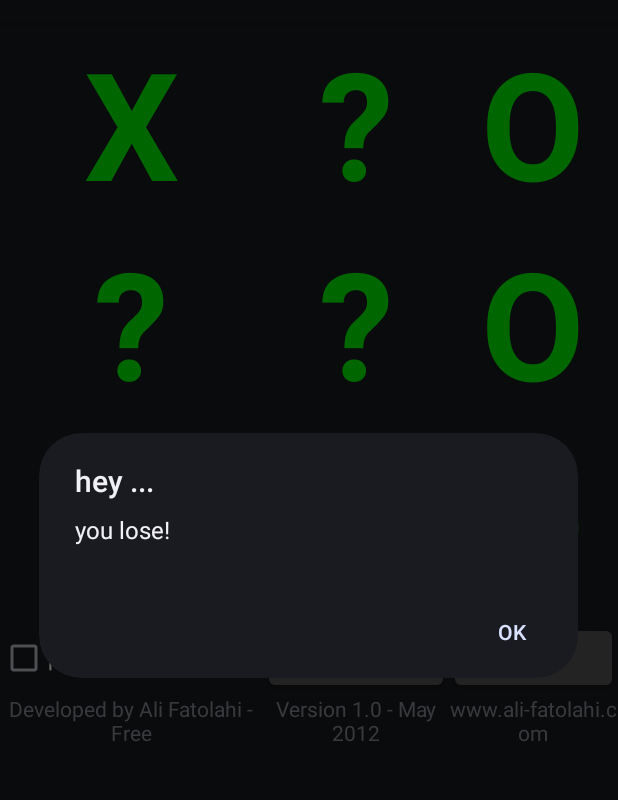
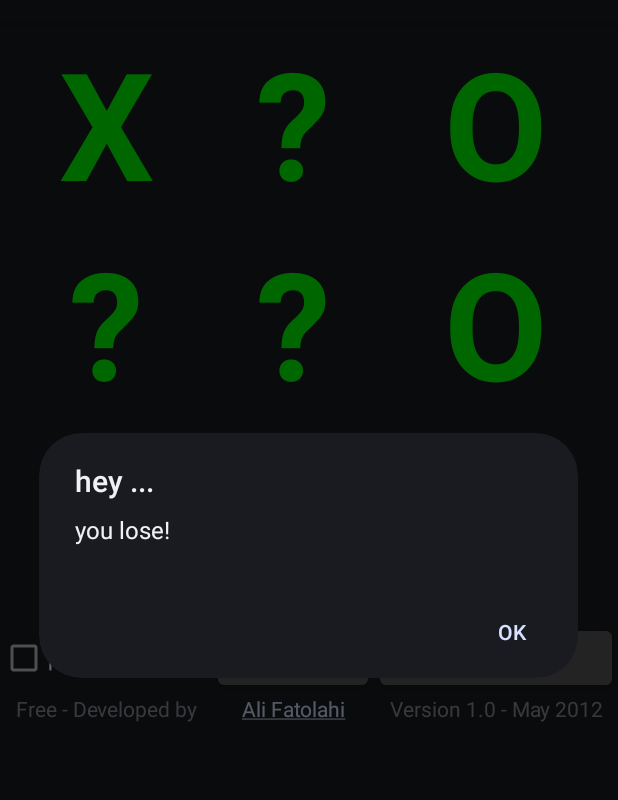
Before and after one commit to ali-fatolahi/tictactoe-android, an Android app: the screen it shows after launch (MainActivity), after a tap on an icon or button, on a phone screen of 412 x 824 dp, the part 62-862 px from its top. Run offline under Robolectric (Android 15) with nearby library versions, the phone set to English and light mode, and no system bars; 3 other taps on this screen came first.

Commit message:
- Change some spacves into tabs - Make MainActivity members private - Make web site a link

```diff
--- a/app/src/main/java/android/ali_fatolahi/tictactoe/MainActivity.java
+++ b/app/src/main/java/android/ali_fatolahi/tictactoe/MainActivity.java
@@ -2,6 +2,7 @@ package android.ali_fatolahi.tictactoe;
 
 import android.app.*;
 import android.os.*;
+import android.text.method.LinkMovementMethod;
 import android.view.*;
 import android.widget.*;
 import android.view.View.OnClickListener;
@@ -9,10 +10,10 @@ import android.content.DialogInterface;
 
 public class MainActivity extends Activity implements OnClickListener
 {
-    CellView[] playCells=new CellView[9];
-	TicTacToeBoard theBoard=new TicTacToeBoard();
-	Button resetButton,quitButton;
-	CheckBox noviceCheck;
+    private CellView[] playCells=new CellView[9];
+	private TicTacToeBoard theBoard=new TicTacToeBoard();
+	private Button resetButton,quitButton;
+	private CheckBox noviceCheck;
 
 	/** Called when the activity is first created. */
     @Override
@@ -23,8 +24,6 @@ public class MainActivity extends Activity implements OnClickListener
 
 		int i=0;
 		for (int id:CellView.CELL_IDS) {
-			//theBoard.getCell(i);
-			//showMessage(TicTacToeBoard.TheBoard.getCell(i).getContent()+"");
 			playCells[i]=new CellView(this, (TextView)findViewById(id), theBoard.getCell(i));
 			i++;
 		}
@@ -36,15 +35,9 @@ public class MainActivity extends Activity implements OnClickListener
 		quitButton.setOnClickListener(this);
 
 		noviceCheck=(CheckBox)findViewById(R.id.levelCheck);
-		/*while (!TicTacToeBoard.TheBoard.isWinner(Cell.COMPUTER) &&
-			   !TicTacToeBoard.TheBoard.isWinner(Cell.COMPUTER)) {
-
-		}*/
     }
 
 	public void play() {
-		//showMessage(TicTacToeBoard.TheBoard.isWinner(Cell.HUMAN)+"");
-		//showMessage(theBoard.toString());
 		if (theBoard.isWinner(Cell.HUMAN))
 			showMessage("you won!");
 		else {
@@ -75,11 +68,8 @@ public class MainActivity extends Activity implements OnClickListener
 			}
 		});
 		alertDialog.show();
-		/*Toast toast=new Toast(getApplicationContext());
-		toast.makeText(getApplicationContext(), message, Toast.LENGTH_LONG).show();*/
 	}
 
-	//@Override
 	public void onClick(View v) {
 		switch (v.getId()) {
 			case R.id.quitButton:
--- a/app/src/main/res/layout/activity_main.xml
+++ b/app/src/main/res/layout/activity_main.xml
@@ -69,8 +69,8 @@
 		<TextView android:layout_height="wrap_content" style="@style/other"
 			android:text="@string/copyRight" android:layout_weight=".33" />
 		<TextView android:layout_height="wrap_content" style="@style/other"
+			android:text="@string/webSite" android:layout_weight=".33" android:autoLink="web"/>
+		<TextView android:layout_height="wrap_content" style="@style/other"
 			android:text="@string/date" android:layout_weight=".33" />
-		<TextView android:layout_height="wrap_content" style="@style/other"
-			android:text="@string/webSite" android:layout_weight=".33" />
 	</TableRow>
 </TableLayout>
--- a/app/src/main/res/values/strings.xml
+++ b/app/src/main/res/values/strings.xml
@@ -9,8 +9,8 @@
 	<string name="noviceCheckTitle">play novice</string>
 	<string name="resetButtonCaption">reset</string>
 	<string name="quitButtonCaption">quit</string>
-	<string name="copyRight">Developed by Ali Fatolahi - Free</string>
+	<string name="copyRight">Free - Developed by </string>
 	<string name="date">Version 1.0 - May 2012</string>
-	<string name="webSite">www.ali-fatolahi.com</string>
+	<string name="webSite"><a href="ca.linkedin.com/pub/ali-fatolahi/17/900/748">Ali Fatolahi</a></string>
 
 </resources>
```
